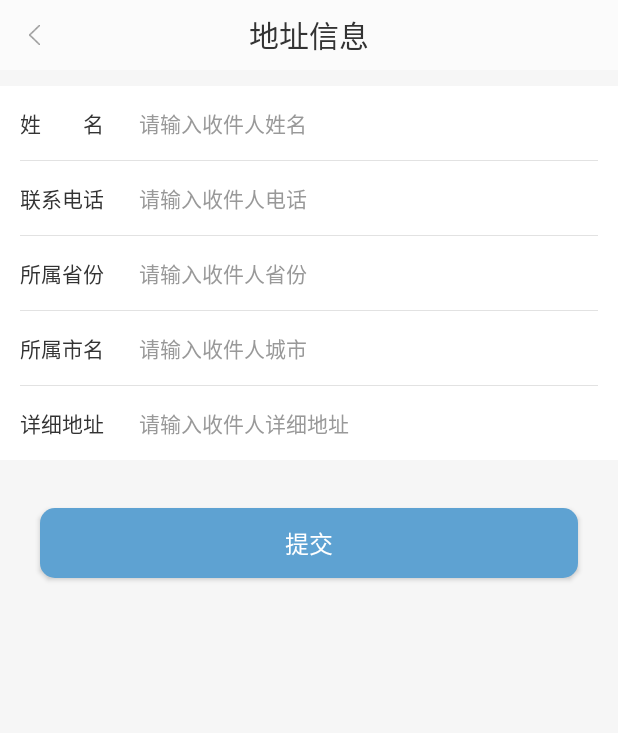
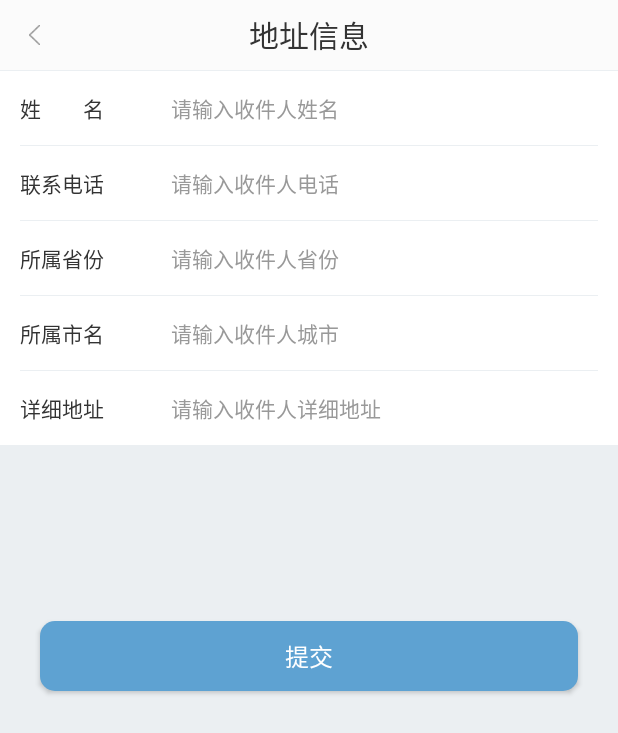
Before and after one commit to display822/hdy, an Android app: the AddresDetailsActivity screen opened directly, with no data from a screen before it, on a phone screen of 412 x 824 dp. Shown: the top 733 px of the screen. Run offline under Robolectric (Android 15) with nearby library versions, the phone set to English and light mode, and no system bars; our stand-ins replace ButterKnife; libraries missing offline, so code that uses them is left out: com.blankj.utilcode, com.gyf.barlibrary; 9 statements that could not run were skipped.

Commit message:
地址信息

```diff
--- a/QBStore/app/src/main/res/layout/activity_addres_details.xml
+++ b/QBStore/app/src/main/res/layout/activity_addres_details.xml
@@ -2,13 +2,17 @@
 <LinearLayout xmlns:android="http://schemas.android.com/apk/res/android"
     android:layout_width="match_parent"
     android:layout_height="match_parent"
-    android:background="@color/rgb_f6f6f6"
+    android:background="@color/rgb_ebeff2"
     android:orientation="vertical">
 
     <include layout="@layout/include_toobar_top_view" />
 
     <include layout="@layout/layout_toobar" />
-
+    <View
+        android:layout_width="match_parent"
+        android:layout_height="@dimen/y1"
+        android:background="@color/rgb_ebeff2"
+        />
     <LinearLayout
         android:layout_width="match_parent"
         android:layout_height="match_parent"
@@ -19,7 +23,6 @@
         <LinearLayout
             android:layout_width="match_parent"
             android:layout_height="wrap_content"
-            android:layout_marginTop="@dimen/y20"
             android:background="@color/white"
             android:orientation="vertical"
             android:paddingLeft="@dimen/x24"
@@ -40,7 +43,7 @@
 
                 <EditText
                     android:id="@+id/et_receiver_name"
-                    android:layout_marginLeft="@dimen/x42"
+                    android:layout_marginLeft="@dimen/x80"
                     android:layout_width="match_parent"
                     android:layout_height="match_parent"
                     android:layout_gravity="center_vertical"
@@ -55,7 +58,7 @@
             <View
             android:layout_width="match_parent"
             android:layout_height="@dimen/y1"
-            android:background="@color/rgb_e2e2e2" />
+            android:background="@color/rgb_ebeff2" />
 
             <LinearLayout
                 android:layout_width="match_parent"
@@ -72,14 +75,14 @@
 
                 <EditText
                     android:id="@+id/et_receiver_phone"
-                    android:layout_marginLeft="@dimen/x42"
+                    android:layout_marginLeft="@dimen/x80"
                     android:layout_width="match_parent"
                     android:layout_height="match_parent"
                     android:layout_gravity="center_vertical"
                     android:background="@null"
                     android:maxLength="11"
                     android:gravity="center_vertical"
-                    android:textColor="@color/rgb_333333"
+                    android:textColor="@color/rgb_999999"
                     android:hint="@string/addres_details_activity_phone_hint"
                     android:textColorHint="@color/rgb_999999"
                     android:textSize="14sp" />
@@ -88,7 +91,7 @@
             <View
                 android:layout_width="match_parent"
                 android:layout_height="@dimen/y1"
-                android:background="@color/rgb_e2e2e2" />
+                android:background="@color/rgb_ebeff2" />
 
             <LinearLayout
                 android:layout_width="match_parent"
@@ -105,21 +108,21 @@
 
                 <EditText
                     android:id="@+id/et_province"
-                    android:layout_marginLeft="@dimen/x42"
+                    android:layout_marginLeft="@dimen/x80"
                     android:layout_width="match_parent"
                     android:layout_height="match_parent"
                     android:layout_gravity="center_vertical"
                     android:background="@null"
                     android:hint="@string/addres_details_activity_province_hint"
                     android:gravity="center_vertical"
-                    android:textColor="@color/rgb_333333"
+                    android:textColor="@color/rgb_999999"
                     android:textColorHint="@color/rgb_999999"
                     android:textSize="14sp" />
             </LinearLayout>
             <View
                 android:layout_width="match_parent"
                 android:layout_height="@dimen/y1"
-                android:background="@color/rgb_e2e2e2" />
+                android:background="@color/rgb_ebeff2" />
 
             <LinearLayout
                 android:layout_width="match_parent"
@@ -136,21 +139,21 @@
 
                 <EditText
                     android:id="@+id/et_city"
-                    android:layout_marginLeft="@dimen/x42"
+                    android:layout_marginLeft="@dimen/x80"
                     android:layout_width="match_parent"
                     android:layout_height="match_parent"
                     android:layout_gravity="center_vertical"
                     android:background="@null"
                     android:hint="@string/addres_details_activity_city_hint"
                     android:gravity="center_vertical"
-                    android:textColor="@color/rgb_333333"
+                    android:textColor="@color/rgb_999999"
                     android:textColorHint="@color/rgb_999999"
                     android:textSize="14sp" />
             </LinearLayout>
             <View
                 android:layout_width="match_parent"
                 android:layout_height="@dimen/y1"
-                android:background="@color/rgb_e2e2e2" />
+                android:background="@color/rgb_ebeff2" />
 
             <LinearLayout
                 android:layout_width="match_parent"
@@ -167,20 +170,17 @@
 
                 <EditText
                     android:id="@+id/et_address"
-                    android:layout_marginLeft="@dimen/x42"
+                    android:layout_marginLeft="@dimen/x80"
                     android:layout_width="match_parent"
                     android:layout_height="match_parent"
                     android:layout_gravity="center_vertical"
                     android:background="@null"
                     android:gravity="center_vertical"
-                    android:textColor="@color/rgb_333333"
+                    android:textColor="@color/rgb_999999"
                     android:hint="@string/addres_details_activity_address_hint"
                     android:textColorHint="@color/rgb_999999"
                     android:textSize="14sp" />
             </LinearLayout>
-
-
-
 
         </LinearLayout>
 
@@ -189,7 +189,7 @@
             android:id="@+id/btn_submit"
             android:layout_width="match_parent"
             android:layout_height="@dimen/y88"
-            android:layout_marginTop="@dimen/y60"
+            android:layout_marginTop="@dimen/y220"
             android:gravity="center"
             android:layout_marginLeft="@dimen/x48"
             android:layout_marginRight="@dimen/x48"
--- a/QBStore/app/src/main/res/values/colors.xml
+++ b/QBStore/app/src/main/res/values/colors.xml
@@ -158,6 +158,7 @@
     <color name="rgb_f6f6f6">#f6f6f6</color><!--背景色 -->
     <color name="rgb_e6e6e6">#e6e6e6</color><!--背景色 -->
     <color name="rgb_e2e2e2">#e2e2e2</color><!--分割线 -->
+    <color name="rgb_ebeff2">#ebeff2</color><!--分割线 -->
     <color name="rgb_bcf3bb">#bcf3bb</color><!--分割线 -->
     <color name="rgb_22851b">#22851b</color><!--分割线 -->
 
```
